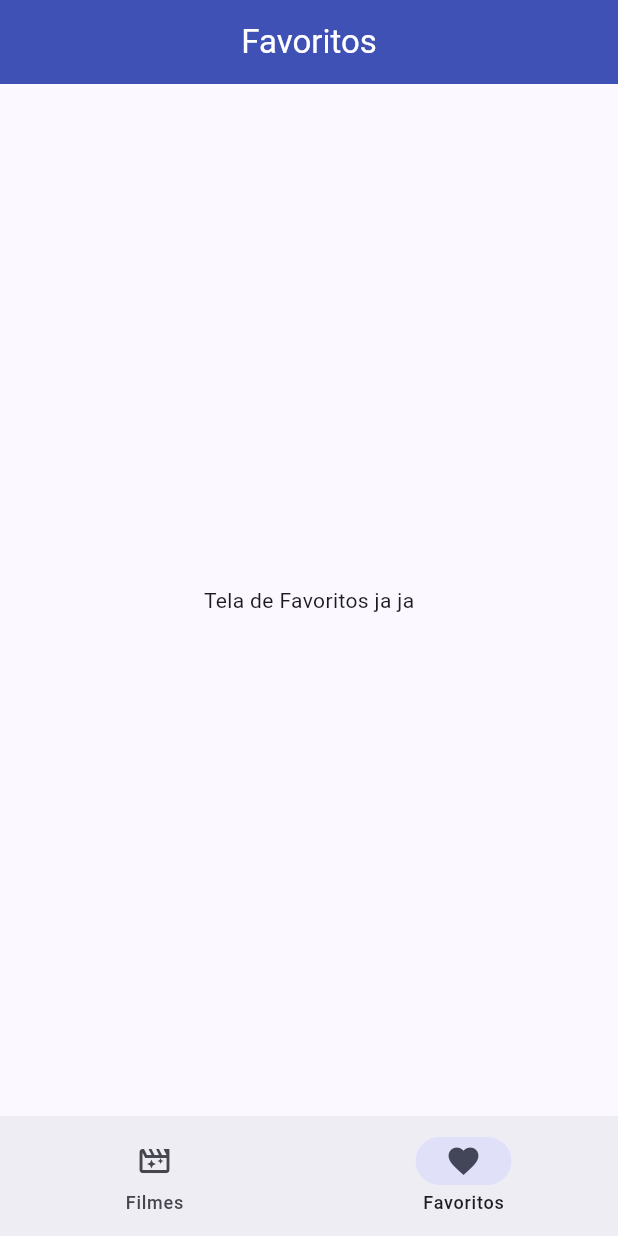
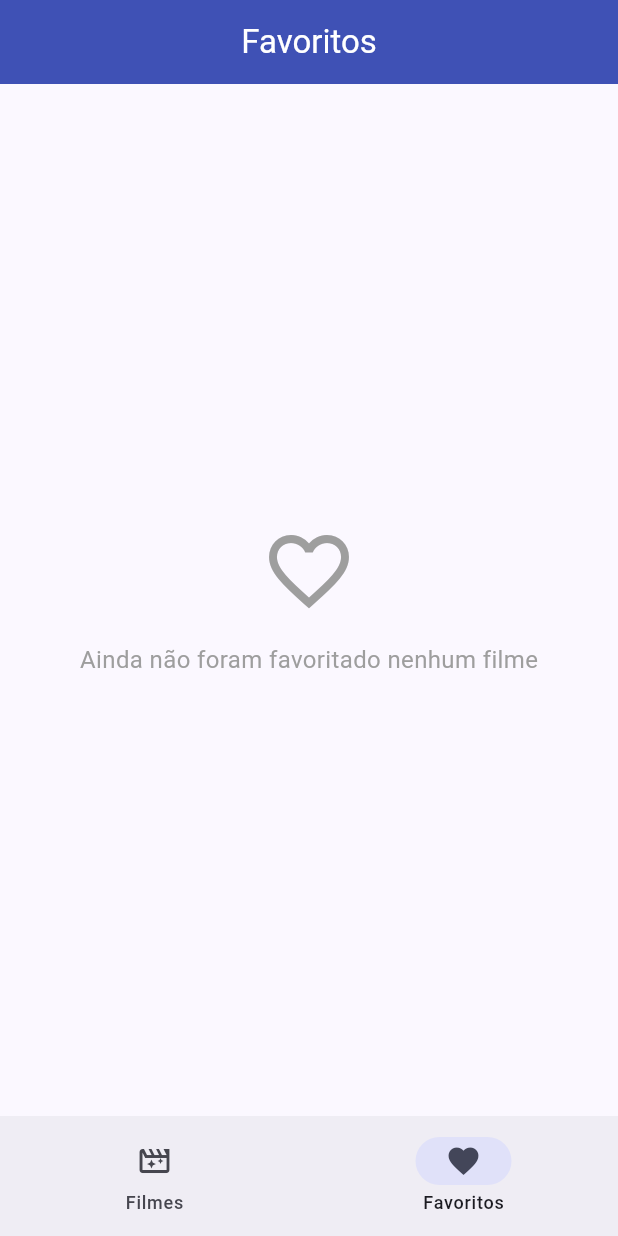
Before and after one commit to pedromarcal079/omdb-poo, a Flutter app: the screen it shows after launch, item 2 of the bottom bar chosen, on a phone screen of 412 x 824 dp. Run offline on Flutter 3.47's test engine with Material 3 defaults, Android fonts, the light colour scheme and no system bars; our stand-ins replace get.

Commit message:
feat: adiciona tela de favoritos

```diff
--- a/lib/view/dashboard.dart
+++ b/lib/view/dashboard.dart
@@ -2,6 +2,7 @@ import 'package:flutter/material.dart';
 import 'package:get/get.dart';
 import '../controllers/movie_controller.dart';
 import 'search_view.dart';
+import 'favorites_page.dart';
 
 class Dashboard extends StatelessWidget {
   const Dashboard({super.key});
@@ -12,7 +13,7 @@ class Dashboard extends StatelessWidget {
 
     final List<Widget> screens = [
       const SearchView(),
-      const Center(child: Text("Tela de Favoritos ja ja"),)
+      const FavoritesPage()
     ];
 
     return Obx(() => Scaffold(
--- /dev/null
+++ b/lib/view/favorites_page.dart
@@ -0,0 +1,76 @@
+import 'package:flutter/material.dart';
+import 'package:get/get.dart';
+import '../controllers/movie_controller.dart';
+import 'detail_page.dart';
+
+class FavoritesPage extends StatelessWidget {
+  const FavoritesPage({super.key});
+
+  @override
+  Widget build(BuildContext context) {
+    final MovieController controller = Get.find<MovieController>();
+
+    return Padding(
+      padding: const EdgeInsetsGeometry.all(8.0),
+      child: Obx(() {
+        if (controller.favoriteMovies.isEmpty){
+          return const Center(
+            child: Column(
+              mainAxisAlignment: MainAxisAlignment.center,
+              children: [
+                Icon(Icons.favorite_border, size: 64, color: Colors.grey),
+                SizedBox(height: 16),
+                Text(
+                  'Ainda não foram favoritado nenhum filme',
+                  style: TextStyle(fontSize: 16, color: Colors.grey),
+                )
+              ],
+            ),
+          );
+        }
+        return ListView.builder(
+          itemCount: controller.favoriteMovies.length,
+          itemBuilder: (context, index) {
+            final movie = controller.favoriteMovies[index];
+
+            return Card(
+              elevation: 2,
+              margin: const EdgeInsets.symmetric(vertical: 6, horizontal: 4),
+              child: ListTile(
+                contentPadding: const EdgeInsets.all(8),
+                leading: ClipRRect(
+                  borderRadius: BorderRadius.circular(6),
+                  child: Image.network(
+                    movie.poster,
+                    width: 50,
+                    height: 75,
+                    fit: BoxFit.cover,
+                  ),
+                ),
+                title: Text(
+                  movie.title,
+                  style: TextStyle(fontWeight: FontWeight.bold),
+                ),
+                subtitle: Text('${movie.year} • ${movie.type.capitalizeFirst}'),
+                trailing: IconButton(
+                  icon: const Icon(Icons.delete,color: Colors.red),
+                  onPressed: () {
+                    controller.toggleFavorite(movie);
+                    Get.snackbar('Removido', '${movie.title} foi removido dos favoritos',
+                    snackPosition: SnackPosition.BOTTOM,
+                    duration: const Duration(seconds: 2)
+                    );
+                  },
+                ),
+                onTap: () {
+                  Get.to(() => const DetailPage(), arguments: movie.imdbId);
+                },
+              ),
+            );
+          },
+        );
+      }
+      ),
+    );
+  }
+}
```
